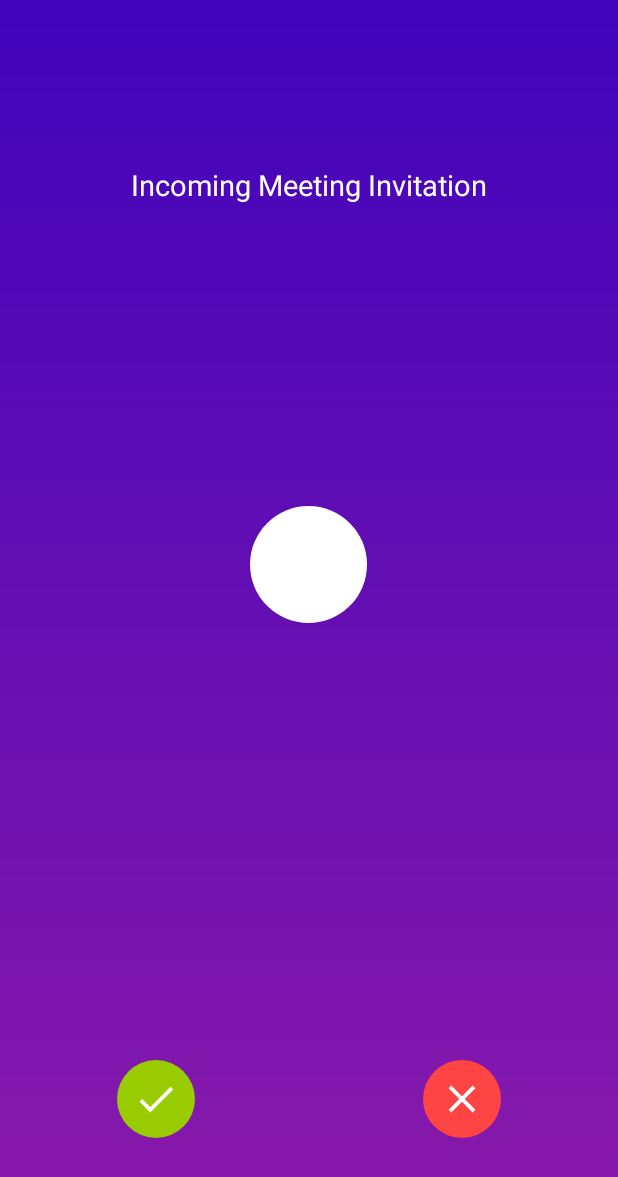
After one commit to Lava21/VideoMeetingSample, an Android app: the IncomingInvitationActivity screen opened directly, with no data from a screen before it, on a phone screen of 412 x 824 dp. The commit adds this screen. Shown: the top 1177 px of the screen. Run offline under Robolectric (Android 15) with nearby library versions, the phone set to English and light mode, and no system bars; our stand-ins replace sdp/ssp sizes.

Commit message:
update commit

```diff
--- /dev/null
+++ b/app/src/main/java/com/mas/samplevideomeeting/activities/IncomingInvitationActivity.java
@@ -0,0 +1,16 @@
+package com.mas.samplevideomeeting.activities;
+
+import androidx.appcompat.app.AppCompatActivity;
+
+import android.os.Bundle;
+
+import com.mas.samplevideomeeting.R;
+
+public class IncomingInvitationActivity extends AppCompatActivity {
+
+    @Override
+    protected void onCreate(Bundle savedInstanceState) {
+        super.onCreate(savedInstanceState);
+        setContentView(R.layout.activity_incoming_invitation);
+    }
+}
--- /dev/null
+++ b/app/src/main/res/drawable/bg_accept_invitation.xml
@@ -0,0 +1,7 @@
+<?xml version="1.0" encoding="utf-8"?>
+<shape xmlns:android="http://schemas.android.com/apk/res/android"
+    android:shape="oval">
+
+    <solid
+        android:color="@android:color/holo_green_light"/>
+</shape>
--- /dev/null
+++ b/app/src/main/res/drawable/bg_meeting_invitation.xml
@@ -0,0 +1,9 @@
+<?xml version="1.0" encoding="utf-8"?>
+<shape xmlns:android="http://schemas.android.com/apk/res/android"
+    android:shape="rectangle">
+
+    <gradient
+        android:angle="270"
+        android:endColor="@color/colorMeetingInvitationEnd"
+        android:startColor="@color/colorMeetingInvitationStart"/>
+</shape>
--- /dev/null
+++ b/app/src/main/res/drawable/bg_meeting_invitation_user_icon.xml
@@ -0,0 +1,6 @@
+<?xml version="1.0" encoding="utf-8"?>
+<shape xmlns:android="http://schemas.android.com/apk/res/android"
+    android:shape="oval">
+
+    <solid android:color="@color/colorTextIcons"/>
+</shape>
--- /dev/null
+++ b/app/src/main/res/drawable/bg_reject_invitation.xml
@@ -0,0 +1,7 @@
+<?xml version="1.0" encoding="utf-8"?>
+<shape xmlns:android="http://schemas.android.com/apk/res/android"
+    android:shape="oval">
+
+    <solid
+        android:color="@android:color/holo_red_light"/>
+</shape>
--- /dev/null
+++ b/app/src/main/res/drawable/ic_baseline_close_24.xml
@@ -0,0 +1,10 @@
+<vector xmlns:android="http://schemas.android.com/apk/res/android"
+    android:width="24dp"
+    android:height="24dp"
+    android:viewportWidth="24"
+    android:viewportHeight="24"
+    android:tint="?attr/colorControlNormal">
+  <path
+      android:fillColor="@android:color/white"
+      android:pathData="M19,6.41L17.59,5 12,10.59 6.41,5 5,6.41 10.59,12 5,17.59 6.41,19 12,13.41 17.59,19 19,17.59 13.41,12z"/>
+</vector>
--- /dev/null
+++ b/app/src/main/res/drawable/ic_baseline_done_24.xml
@@ -0,0 +1,10 @@
+<vector xmlns:android="http://schemas.android.com/apk/res/android"
+    android:width="24dp"
+    android:height="24dp"
+    android:viewportWidth="24"
+    android:viewportHeight="24"
+    android:tint="?attr/colorControlNormal">
+  <path
+      android:fillColor="@android:color/white"
+      android:pathData="M9,16.2L4.8,12l-1.4,1.4L9,19 21,7l-1.4,-1.4L9,16.2z"/>
+</vector>
--- /dev/null
+++ b/app/src/main/res/layout/activity_incoming_invitation.xml
@@ -0,0 +1,97 @@
+<?xml version="1.0" encoding="utf-8"?>
+<androidx.constraintlayout.widget.ConstraintLayout
+    xmlns:android="http://schemas.android.com/apk/res/android"
+    xmlns:app="http://schemas.android.com/apk/res-auto"
+    xmlns:tools="http://schemas.android.com/tools"
+    android:layout_width="match_parent"
+    android:layout_height="match_parent"
+    android:background="@drawable/bg_meeting_invitation"
+    tools:context=".activities.IncomingInvitationActivity">
+
+    <ImageView
+        android:id="@+id/ivMeetingType"
+        android:layout_width="@dimen/_30sdp"
+        android:layout_height="@dimen/_30sdp"
+        android:layout_marginTop="@dimen/_50sdp"
+        android:contentDescription="@string/app_name"
+        app:tint="@color/colorTextIcons"
+        app:layout_constraintEnd_toEndOf="parent"
+        app:layout_constraintStart_toStartOf="parent"
+        app:layout_constraintTop_toTopOf="parent"/>
+
+    <TextView
+        android:id="@+id/tvIncomingMeetingInvitation"
+        android:layout_width="match_parent"
+        android:layout_height="wrap_content"
+        android:layout_marginTop="@dimen/_4sdp"
+        android:gravity="center"
+        android:text="@string/incoming_meeting_invitation"
+        android:textColor="@color/colorTextIcons"
+        android:textSize="@dimen/_15ssp"
+        app:layout_constraintTop_toBottomOf="@id/ivMeetingType"/>
+
+    <LinearLayout
+        android:layout_width="match_parent"
+        android:layout_height="wrap_content"
+        android:gravity="center"
+        android:orientation="vertical"
+        app:layout_constraintBottom_toBottomOf="parent"
+        app:layout_constraintTop_toTopOf="parent">
+
+        <TextView
+            android:id="@+id/tvFirstChar"
+            android:layout_width="@dimen/_60sdp"
+            android:layout_height="@dimen/_60sdp"
+            android:background="@drawable/bg_meeting_invitation_user_icon"
+            android:gravity="center"
+            android:textAllCaps="true"
+            android:textColor="@color/colorPrimaryText"
+            android:textSize="@dimen/_30ssp"/>
+
+        <TextView
+            android:id="@+id/tvUsername"
+            android:layout_width="match_parent"
+            android:layout_height="wrap_content"
+            android:layout_marginTop="@dimen/_10sdp"
+            android:gravity="center"
+            android:textColor="@color/colorTextIcons"
+            android:textSize="@dimen/_18ssp"/>
+
+        <TextView
+            android:id="@+id/tvEmail"
+            android:layout_width="match_parent"
+            android:layout_height="wrap_content"
+            android:layout_marginTop="@dimen/_6sdp"
+            android:gravity="center"
+            android:textColor="@color/colorTextIcons"
+            android:textSize="@dimen/_11ssp"/>
+    </LinearLayout>
+
+    <ImageView
+        android:id="@+id/ivAcceptInvitation"
+        android:layout_width="@dimen/_40sdp"
+        android:layout_height="@dimen/_40sdp"
+        android:layout_marginStart="@dimen/_60sdp"
+        android:layout_marginBottom="@dimen/_50sdp"
+        android:background="@drawable/bg_accept_invitation"
+        android:contentDescription="@string/app_name"
+        android:padding="@dimen/_8sdp"
+        android:src="@drawable/ic_baseline_done_24"
+        app:tint="@color/colorTextIcons"
+        app:layout_constraintBottom_toBottomOf="parent"
+        app:layout_constraintStart_toStartOf="parent" />
+
+    <ImageView
+        android:id="@+id/ivRejectInvitation"
+        android:layout_width="@dimen/_40sdp"
+        android:layout_height="@dimen/_40sdp"
+        android:layout_marginEnd="@dimen/_60sdp"
+        android:layout_marginBottom="@dimen/_50sdp"
+        android:background="@drawable/bg_reject_invitation"
+        android:contentDescription="@string/app_name"
+        android:padding="@dimen/_8sdp"
+        android:src="@drawable/ic_baseline_close_24"
+        app:tint="@color/colorTextIcons"
+        app:layout_constraintBottom_toBottomOf="parent"
+        app:layout_constraintEnd_toEndOf="parent" />
+</androidx.constraintlayout.widget.ConstraintLayout>
--- a/app/src/main/res/values/colors.xml
+++ b/app/src/main/res/values/colors.xml
@@ -9,4 +9,6 @@
     <color name="colorTextIcons">#FFF</color>
     <color name="colorBackground">#FAFAFA</color>
     <color name="colorHint">#BDBDBD</color>
+    <color name="colorMeetingInvitationStart">#4004BB</color>
+    <color name="colorMeetingInvitationEnd">#8A1AAA</color>
 </resources>
--- a/app/src/main/res/values/strings.xml
+++ b/app/src/main/res/values/strings.xml
@@ -17,4 +17,6 @@
     <string name="confirm_password">Confirm Password</string>
     <string name="already_have_an_account">Already have an account</string>
     <string name="sign_out">Sign Out</string>
+    <string name="incoming_meeting_invitation">Incoming Meeting Invitation</string>
+    <string name="sending_meeting_invitation">Sending Meeting Invitation</string>
 </resources>
```
Also changed, not shown: app/src/main/AndroidManifest.xml (+18 -13 lines), app/src/main/java/com/mas/samplevideomeeting/activities/MainActivity.java (+4 -5 lines), app/src/main/java/com/mas/samplevideomeeting/activities/OutgoingInvitationActivity.java (added, +42 -0 lines), app/src/main/res/layout/activity_outgoing_invitation.xml (added, +83 -0 lines).
